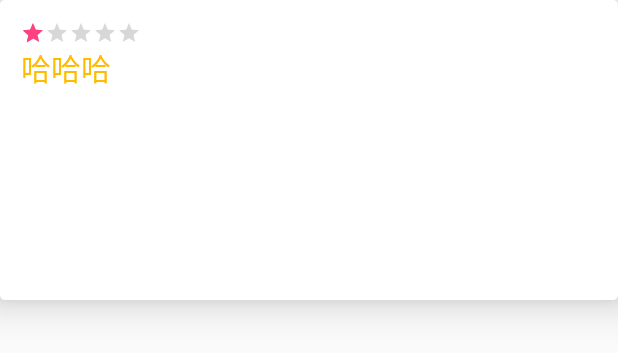
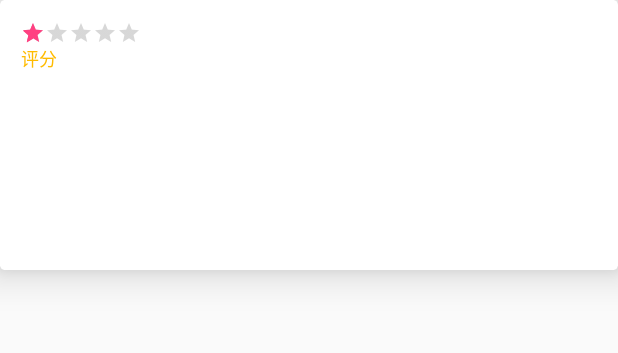
Before and after one commit to WenSirMe/OurBook, an Android app: the layout item_book.xml on its own in the app's theme, with its tools: preview values and no code run, on a phone screen of 412 x 824 dp. Shown: the top 353 px of the screen. Run offline under Robolectric (Android 15) with nearby library versions, the light colour scheme and no system bars.

Commit message:
xml update

```diff
--- a/app/src/main/res/layout/item_book.xml
+++ b/app/src/main/res/layout/item_book.xml
@@ -9,20 +9,21 @@
         xmlns:android="http://schemas.android.com/apk/res/android"
         xmlns:card_view="http://schemas.android.com/apk/res-auto"
         android:layout_width="match_parent"
-        android:layout_height="200dp"
+        android:layout_height="180dp"
         card_view:cardCornerRadius="3dp"
         card_view:cardBackgroundColor="#FFFFFF"
         card_view:cardElevation="15dp">
         <LinearLayout
             android:layout_width="match_parent"
             android:layout_height="match_parent"
-            android:orientation="horizontal">
+            android:orientation="horizontal"
+            android:padding="14dp">
             <LinearLayout
                 android:layout_width="0dp"
                 android:layout_height="match_parent"
                 android:layout_weight="4"
                 android:orientation="vertical"
-                android:padding="14dp">
+                >
                 <ImageView
                     android:layout_width="match_parent"
                     android:layout_height="wrap_content" />
@@ -32,21 +33,50 @@
                     android:numStars="5"
                     android:stepSize="0.1"
                     android:rating="1"
-                    style="?android:attr/ratingBarStyleSmall"
-                    />
+                    android:id="@+id/book_rating_bar"
+                    style="?android:attr/ratingBarStyleSmall" />
                 <TextView
                     android:layout_width="match_parent"
                     android:layout_height="wrap_content"
-                    android:text="哈哈哈"
+                    android:text="@string/book_evaluate"
                     android:textColor="#FFBB00"
-                    android:textSize="20sp"/>
+                    android:textSize="@dimen/text_size_small"
+                    android:id="@+id/book_text_evaluate"/>
             </LinearLayout>
-            <RelativeLayout
+            <LinearLayout
                 android:layout_width="0dp"
                 android:layout_height="match_parent"
-                android:layout_weight="7">
-
-            </RelativeLayout>
+                android:layout_weight="7"
+                android:orientation="vertical">
+                <TextView
+                    android:layout_width="match_parent"
+                    android:layout_height="wrap_content"
+                    android:textSize="@dimen/text_size_large"
+                    android:textColor="@color/text_color_light"
+                    android:text='@{String.valueOf(1)}'
+                    android:id="@+id/book_text_name"/>
+                <TextView
+                    android:layout_width="match_parent"
+                    android:layout_height="wrap_content"
+                    android:textSize="@dimen/text_size_small"
+                    android:textColor="@color/text_color_light"
+                    android:text="@{book.author}"
+                    android:id="@+id/book_text_author"/>
+                <TextView
+                    android:layout_width="match_parent"
+                    android:layout_height="wrap_content"
+                    android:textSize="@dimen/text_size_small"
+                    android:textColor="@color/text_color_light"
+                    android:text="@{book.wordCount}"
+                    android:id="@+id/book_text_count"/>
+                <TextView
+                    android:layout_width="match_parent"
+                    android:layout_height="wrap_content"
+                    android:textSize="@dimen/text_size_small"
+                    android:textColor="@color/text_color_dark"
+                    android:text="@{book.brief}"
+                    android:id="@+id/book_text_brief"/>
+            </LinearLayout>
         </LinearLayout>
 
     </android.support.v7.widget.CardView>
--- a/app/src/main/res/values/colors.xml
+++ b/app/src/main/res/values/colors.xml
@@ -3,4 +3,6 @@
     <color name="colorPrimary">#3F51B5</color>
     <color name="colorPrimaryDark">#303F9F</color>
     <color name="colorAccent">#FF4081</color>
+    <color name="text_color_light">#FEC006</color>
+    <color name="text_color_dark">#4A4A4A</color>
 </resources>
--- a/app/src/main/res/values/dimens.xml
+++ b/app/src/main/res/values/dimens.xml
@@ -3,4 +3,7 @@
     <dimen name="activity_horizontal_margin">16dp</dimen>
     <dimen name="activity_vertical_margin">16dp</dimen>
     <dimen name="fab_margin">16dp</dimen>
+
+    <dimen name="text_size_small">12sp</dimen>
+    <dimen name="text_size_large">18sp</dimen>
 </resources>
--- a/app/src/main/res/values/strings.xml
+++ b/app/src/main/res/values/strings.xml
@@ -1,4 +1,11 @@
 <resources>
     <string name="app_name">OurBook</string>
     <string name="action_settings">Settings</string>
+
+    <string name="book_name">书名</string>
+    <string name="book_author">作者</string>
+    <string name="book_brief">简介</string>
+    <string name="book_count">字数</string>
+    <string name="book_evaluate">评分</string>
+
 </resources>
```
